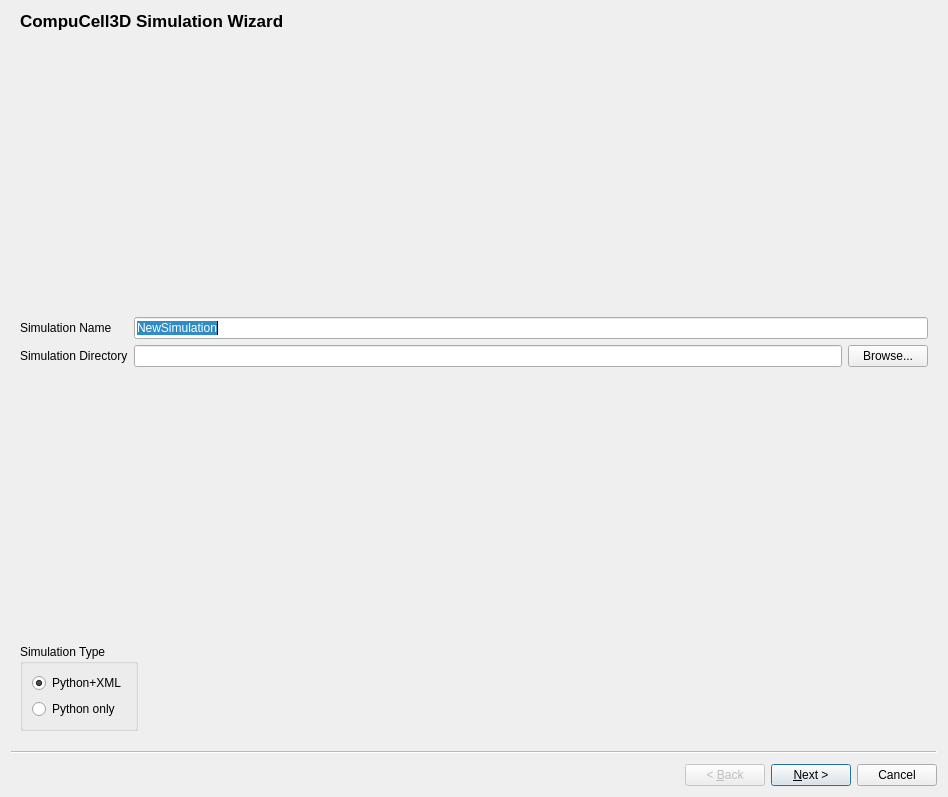
The window that cc3d/twedit5/Plugins/CC3DProject/NewSimulationWizard.ui (CompuCell3D/cc3d-twedit5) describes before a commit, drawn with Qt 5.
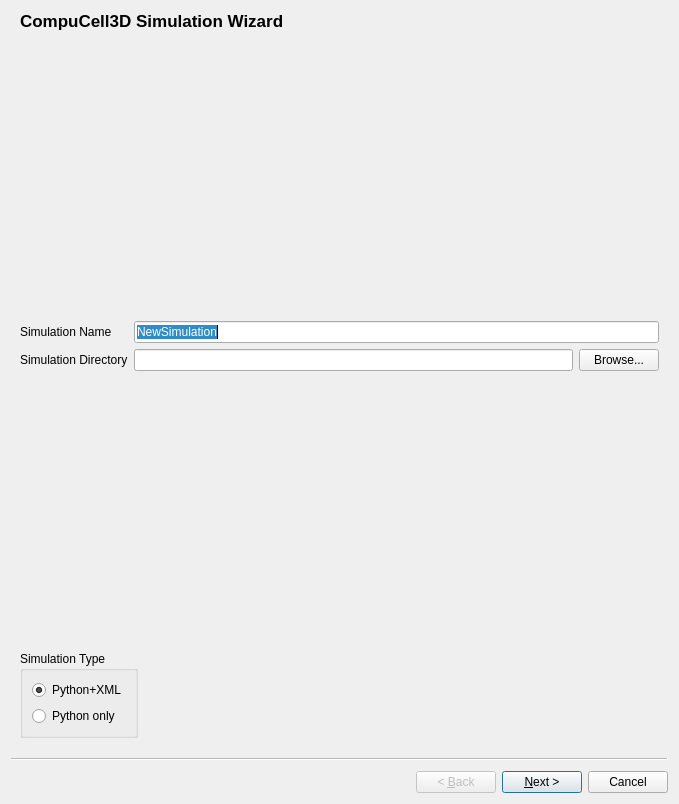
The same window after the commit.

Patch:
```diff
--- a/cc3d/twedit5/Plugins/CC3DProject/NewSimulationWizard.ui
+++ b/cc3d/twedit5/Plugins/CC3DProject/NewSimulationWizard.ui
@@ -6,8 +6,8 @@
    <rect>
     <x>0</x>
     <y>0</y>
-    <width>948</width>
-    <height>797</height>
+    <width>679</width>
+    <height>804</height>
    </rect>
   </property>
   <property name="sizePolicy">
```
Left out of the diff: 55 changed lines with no effect on the pictures. Lines whose indentation alone changed are shown as unchanged.
